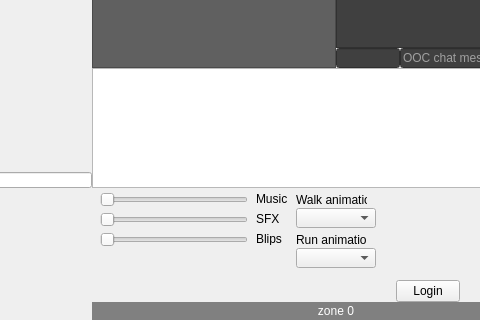
The window that data/themes/default/game.ui (headshot2017/AIO) describes before a commit, drawn with Qt 5; both pictures show x 420 to 900 and y 212 to 532 of the 1000 by 532 pixel window.
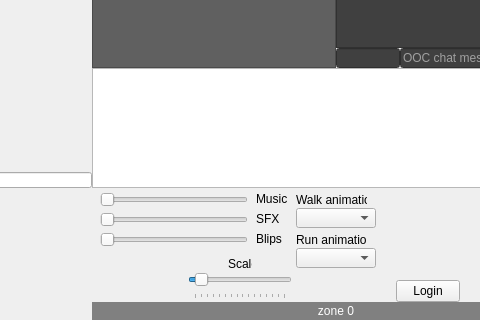
The same window after the commit. The open tabs and pages were chosen to show the change. Icons and pictures are not drawn. Custom widgets are drawn as their Qt base class.

Commit message: add custom gamescale slider

```diff
--- a/data/themes/default/game.ui
+++ b/data/themes/default/game.ui
@@ -709,6 +709,59 @@
       <bool>false</bool>
      </property>
     </widget>
+    <widget class="QSlider" name="scaleslider">
+     <property name="geometry">
+      <rect>
+       <x>608</x>
+       <y>480</y>
+       <width>104</width>
+       <height>31</height>
+      </rect>
+     </property>
+     <property name="minimum">
+      <number>1</number>
+     </property>
+     <property name="maximum">
+      <number>16</number>
+     </property>
+     <property name="singleStep">
+      <number>1</number>
+     </property>
+     <property name="pageStep">
+      <number>1</number>
+     </property>
+     <property name="value">
+      <number>2</number>
+     </property>
+     <property name="orientation">
+      <enum>Qt::Horizontal</enum>
+     </property>
+     <property name="invertedAppearance">
+      <bool>false</bool>
+     </property>
+     <property name="invertedControls">
+      <bool>false</bool>
+     </property>
+     <property name="tickPosition">
+      <enum>QSlider::TicksBelow</enum>
+     </property>
+     <property name="tickInterval">
+      <number>1</number>
+     </property>
+    </widget>
+    <widget class="QLabel" name="scalelabel">
+     <property name="geometry">
+      <rect>
+       <x>648</x>
+       <y>470</y>
+       <width>24</width>
+       <height>12</height>
+      </rect>
+     </property>
+     <property name="text">
+      <string>Scale</string>
+     </property>
+    </widget>
    </widget>
    <widget class="CharSelect" name="charselect">
     <widget class="QScrollArea" name="charscroller">
```
Left out of the diff: 2 changed lines with no effect on the pictures. The commit also changes 2 other files.
